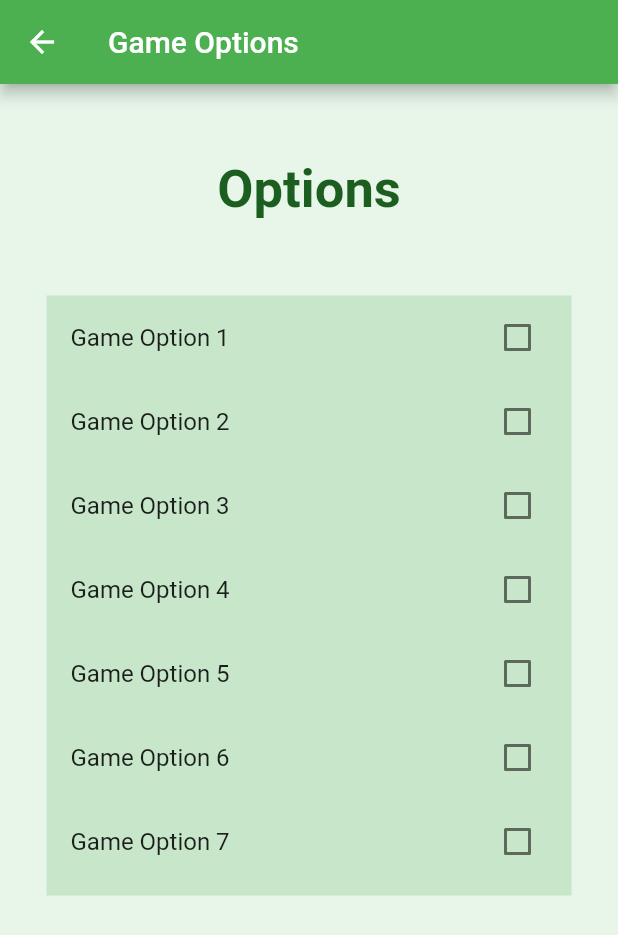
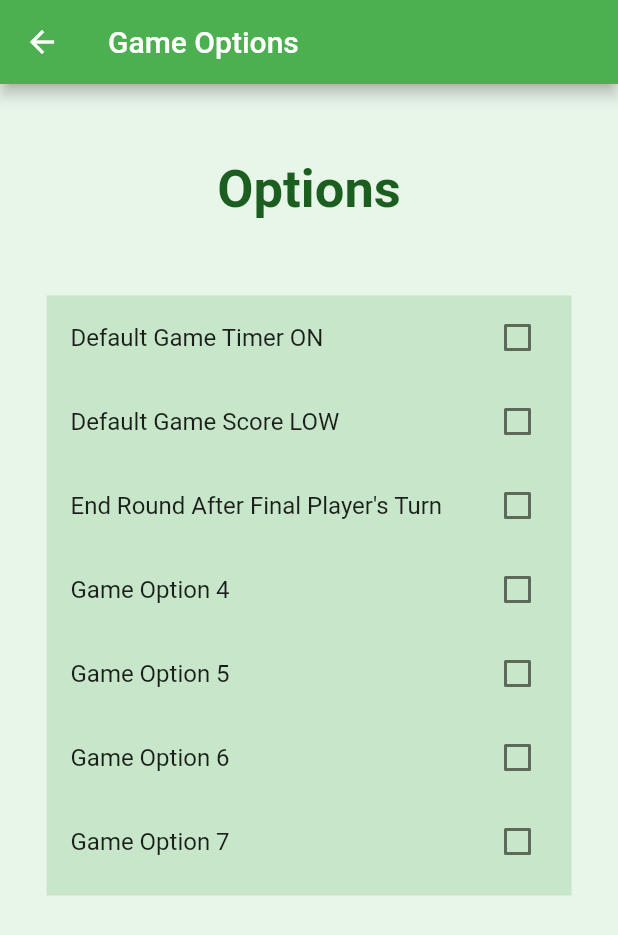
Before and after one commit to radicalgrim/game_saver, a Flutter app: the GameOptionsPage screen opened by its route, on a phone screen of 412 x 824 dp. Shown: the top 935 px of the screen. Run offline on Flutter 3.47's test engine with Material 2 defaults, Android fonts, the phone set to English and light mode, and no system bars; our stand-ins replace flutter_form_builder, page_transition.

Commit message:
Couple of settings implemented, other changes

```diff
--- a/lib/pages/add_players_page.dart
+++ b/lib/pages/add_players_page.dart
@@ -122,6 +122,11 @@ class AddPlayersPageState extends State<AddPlayersPage> {
                       if (gamePlayers.isNotEmpty) {
                         // Create new game
                         globals.currentGame = GameInfo(gamePlayers);
+
+                        //Set defaults from options page for next game
+                        // globals.currentGame!.showTimer = globals.gameOptionDefaultTimerON;
+                        // globals.currentGame!.highlowOption = globals.gameOptionDefaultScoreLOW;
+
                         Navigator.push(
                           context,
                           MaterialPageRoute(
--- a/lib/pages/end_of_game.dart
+++ b/lib/pages/end_of_game.dart
@@ -24,10 +24,12 @@ class EndOfGamePageState extends State<EndOfGamePage> {
   }
 
   scoreboards() {
+    Navigator.popUntil(context, (route) => route.isFirst);
     Navigator.push(context, PageTransition(child: const ScoreboardPage(), type: PageTransitionType.fade));
   }
 
   newGame() {
+    Navigator.popUntil(context, (route) => route.isFirst);
     Navigator.push(context, PageTransition(child: const AddPlayersPage(), type: PageTransitionType.fade));
   }
 
--- a/lib/pages/game_options_page.dart
+++ b/lib/pages/game_options_page.dart
@@ -40,27 +40,27 @@ class GameOptionsPageState extends State<GameOptionsPage> {
               Container(
                 child: Column(children: [
                   CheckboxListTile(
-                    title: const Text(ProjectStrings.gameOption1),
-                    value: globals.gameOption1,
+                    title: const Text(ProjectStrings.gameOptionDefaultTimerON),
+                    value: globals.gameOptionDefaultTimerON,
                     onChanged: (bool? value) {
                       setState(() {
-                        globals.gameOption1 = value!;
+                        globals.gameOptionDefaultTimerON = value!;
                       });
                     }),
                     CheckboxListTile(
-                    title: const Text(ProjectStrings.gameOption2),
-                    value: globals.gameOption2,
+                    title: const Text(ProjectStrings.gameOptionDefaultScoreLOW),
+                    value: globals.gameOptionDefaultScoreLOW,
                     onChanged: (bool? value) {
                       setState(() {
-                        globals.gameOption2 = value!;
+                        globals.gameOptionDefaultScoreLOW = value!;
                       });
                     }),
                     CheckboxListTile(
-                    title: const Text(ProjectStrings.gameOption3),
-                    value: globals.gameOption3,
+                    title: const Text(ProjectStrings.gameOptionEndRoundOnPlayer),
+                    value: globals.gameOptionEndRoundOnPlayer,
                     onChanged: (bool? value) {
                       setState(() {
-                        globals.gameOption3 = value!;
+                        globals.gameOptionEndRoundOnPlayer = value!;
                       });
                     }),
                     CheckboxListTile(
--- a/lib/res/game_info.dart
+++ b/lib/res/game_info.dart
@@ -1,6 +1,7 @@
 import 'dart:async';
 
 import 'package:flutter/cupertino.dart';
+import 'package:flutter/material.dart';
 import 'package:game_saver/res/globals.dart';
 import 'package:game_saver/res/player_info.dart';
 
@@ -18,8 +19,8 @@ class GameInfo {
   int currentPlayer = 0;
   int totalPlayers() => players.length;
 
-  bool showTimer = false;
-  HighLowOptions? highlowOption = HighLowOptions.high;
+  bool showTimer = gameOptionDefaultTimerON;
+  HighLowOptions highlowOption = gameOptionDefaultScoreLOW ? HighLowOptions.low : HighLowOptions.high;
 
   List<Widget> playersView = [];
   // ignore: avoid_function_literals_in_foreach_calls
--- a/lib/res/globals.dart
+++ b/lib/res/globals.dart
@@ -7,9 +7,9 @@ import 'package:game_saver/res/player_info.dart';
 import 'package:game_saver/res/strings.dart';
 
 //Game Options Page
-bool gameOption1 = false;
-bool gameOption2 = false;
-bool gameOption3 = false;
+bool gameOptionDefaultTimerON = false;
+bool gameOptionDefaultScoreLOW = false;
+bool gameOptionEndRoundOnPlayer = false;
 bool gameOption4 = false;
 bool gameOption5 = false;
 bool gameOption6 = false;
@@ -22,7 +22,7 @@ List<GameInfo> gameList = [ GameInfo([PlayerInfo( 69, 'Josh')]) ];
 
 GameInfo? currentGame;
 
-List<Widget> topScores = [ PlayerScoreWidget(gameList[0].players[0]) ]; //Initialize with fake player
+List<Widget> topScores = [ PlayerScoreWidget(gameList[0].players[0])]; //Initialize with fake player
 
 class PlayerScoreWidget extends StatelessWidget {
   const PlayerScoreWidget(this.info, {Key? key}) : super(key: key);
@@ -33,6 +33,16 @@ class PlayerScoreWidget extends StatelessWidget {
   Widget build(BuildContext context) {
     String displayName = info.displayname.toString();
     String score = info.points.toString();
+
+    if (currentGame != null)
+    {
+      info.icon ??= currentGame!.highlowOption == HighLowOptions.high ? Icons.arrow_upward_sharp : Icons.arrow_downward_sharp;
+    }
+    else
+    {
+      info.icon = Icons.arrow_upward_sharp;
+    }
+
     return InkWell( // Enables taps for child and add ripple effect when child widget is long pressed.
       child: ListTile( // Useful standard widget for displaying something in ListView.
         leading: Icon(info.icon),
--- a/lib/res/player_info.dart
+++ b/lib/res/player_info.dart
@@ -5,6 +5,6 @@ class PlayerInfo {
  PlayerInfo(this.points, this.displayname);
 
  int points;
- final IconData icon = Icons.stars_outlined; //If we want to add user icons
+ IconData? icon;
  final String? displayname;
 }
--- a/lib/res/strings.dart
+++ b/lib/res/strings.dart
@@ -26,9 +26,9 @@ class ProjectStrings {
   // Game Options Page
   static const String gameOptionsHeader = "Game Options";
   static const String gameOptionsTitle = "Options";
-  static const String gameOption1 = "Game Option 1";
-  static const String gameOption2 = "Game Option 2";
-  static const String gameOption3 = "Game Option 3";
+  static const String gameOptionDefaultTimerON = "Default Game Timer ON";
+  static const String gameOptionDefaultScoreLOW = "Default Game Score LOW";
+  static const String gameOptionEndRoundOnPlayer = "End Round After Final Player's Turn";
   static const String gameOption4 = "Game Option 4";
   static const String gameOption5 = "Game Option 5";
   static const String gameOption6 = "Game Option 6";
```
Also changed, not shown: lib/pages/customize_game_page.dart (+4 -4 lines), lib/pages/round_x_page.dart (+16 -4 lines), 1 other file.
